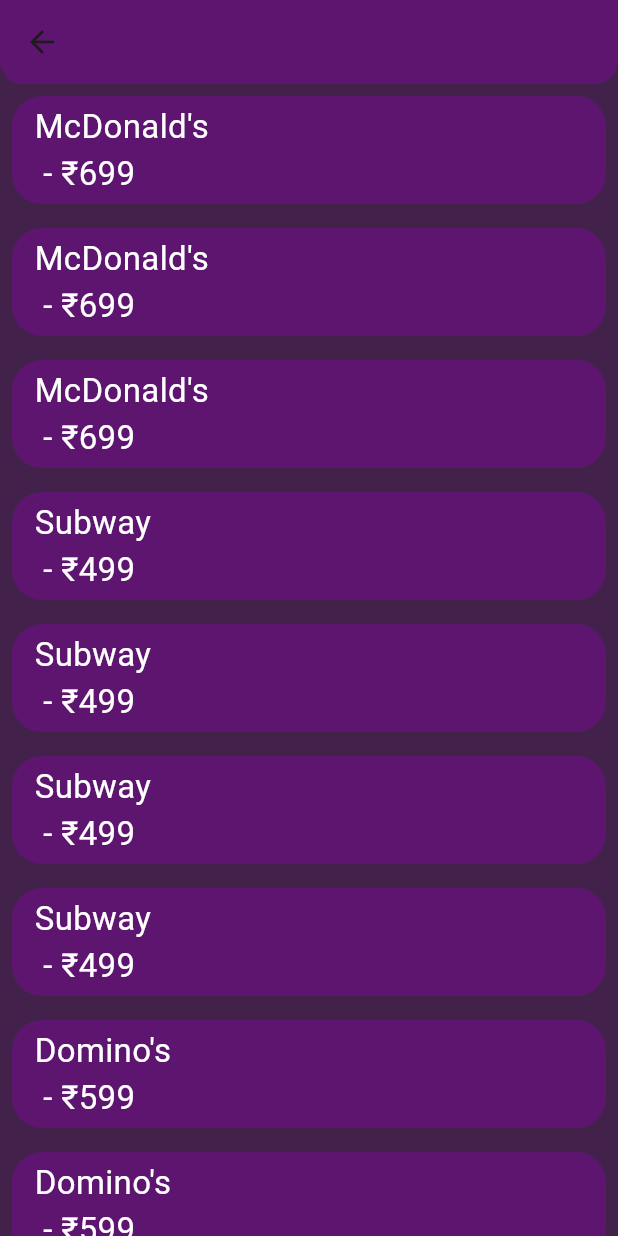
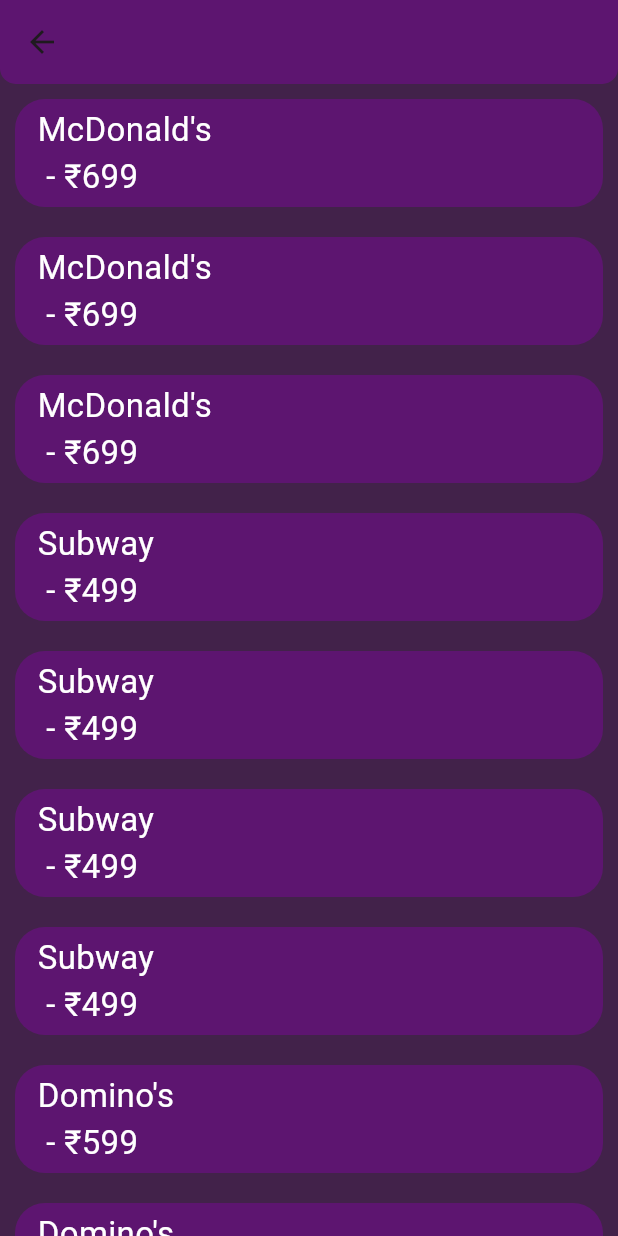
Before and after one commit to Dhruv883/Expense-Tracker, a Flutter app: the Home screen opened directly with empty values, after a tap on "See All", on a phone screen of 412 x 824 dp. Run offline on Flutter 3.47's test engine with Material 2 defaults, Android fonts, the phone set to English and light mode, and no system bars.

Commit message:
UI Bug Fixes

```diff
--- a/client/lib/all.dart
+++ b/client/lib/all.dart
@@ -1,4 +1,3 @@
-import 'package:client/login.dart';
 import 'package:flutter/material.dart';
 // import 'package:firebase_database/firebase_database.dart';
 
@@ -50,8 +49,8 @@ class _AllState extends State<All> {
         backgroundColor: const Color.fromARGB(255, 93, 21, 112),
         shape: const RoundedRectangleBorder(
           borderRadius: BorderRadius.only(
-            bottomLeft: Radius.circular(15.55),
-            bottomRight: Radius.circular(15.55),
+            bottomLeft: Radius.circular(10.55),
+            bottomRight: Radius.circular(10.55),
           ),
         ),
       ),
@@ -59,7 +58,7 @@ class _AllState extends State<All> {
         itemCount: sampleItems.length,
         itemBuilder: (context, index) {
           return Padding(
-            padding: const EdgeInsets.all(8.0),
+            padding: const EdgeInsets.all(10.0),
             child: Align(
               alignment: Alignment.topLeft,
               child: SizedBox(
--- a/client/lib/home.dart
+++ b/client/lib/home.dart
@@ -50,8 +50,8 @@ class _HomeState extends State<Home> {
                 ],
               ),
               Positioned(
-                height: 105,
-                top: 100.0,
+                height: 115,
+                top: 120.0,
                 left: 60.0,
                 right: 60.0,
                 child: Container(
@@ -62,17 +62,17 @@ class _HomeState extends State<Home> {
                   child: const Column(
                     children: [
                       Padding(
-                        padding: EdgeInsets.all(12.0),
+                        padding: EdgeInsets.all(8.0),
                         child: Text(
                           "Total Balance",
                           textAlign: TextAlign.center,
-                          style: TextStyle(fontSize: 20, color: Colors.white),
+                          style: TextStyle(fontSize: 25, color: Colors.white),
                         ),
                       ),
                       Text(
                         "Rs 2000",
                         style: TextStyle(
-                            fontSize: 24,
+                            fontSize: 30,
                             color: Colors.white), // Set text color to white
                       ),
                     ],
@@ -164,6 +164,18 @@ class _HomeState extends State<Home> {
                           Colors.white,
                         )),
                   ),
+                  const SizedBox(
+                    height: 25,
+                  ),
+                  const Align(
+                    alignment: Alignment.topLeft,
+                    child: SizedBox(
+                        width: double.infinity,
+                        child: Blocks(
+                          "McDonald's\n -₹699",
+                          Colors.white,
+                        )),
+                  ),
                 ],
               ),
             ),
@@ -178,7 +190,7 @@ class _HomeState extends State<Home> {
           foregroundColor: Colors.white,
           child: const Icon(Icons.add),
         ),
-        floatingActionButtonLocation: FloatingActionButtonLocation.endFloat);
+        floatingActionButtonLocation: FloatingActionButtonLocation.centerFloat);
   }
 }
 
@@ -220,7 +232,7 @@ _showSimpleModalDialog(BuildContext context) {
           borderRadius: BorderRadius.circular(20.0),
         ),
         child: Container(
-          constraints: const BoxConstraints(maxHeight: 350),
+          constraints: const BoxConstraints(maxHeight: 380),
           decoration: BoxDecoration(
             color: const Color.fromARGB(255, 93, 21, 112),
             borderRadius: BorderRadius.circular(20.0),
```
